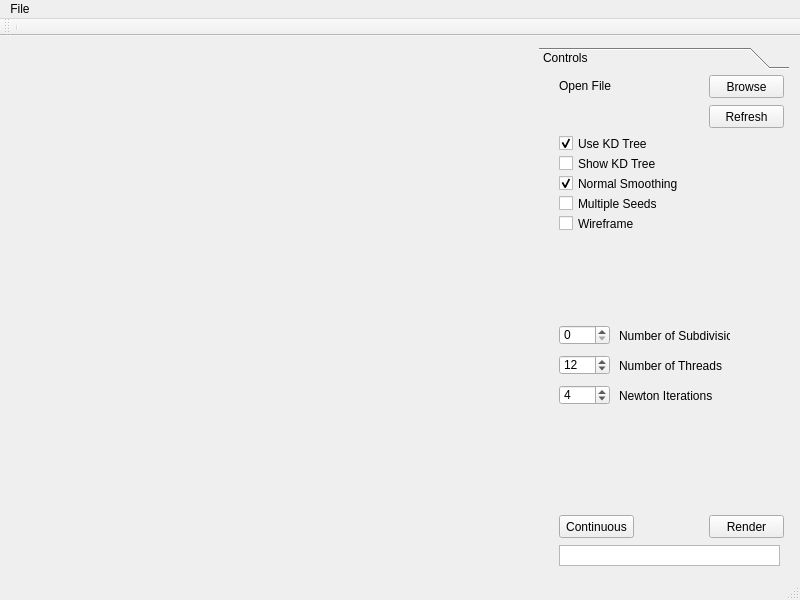
Old version of the form mainwindow.ui in the repository georgidunchev/RTBezie1.
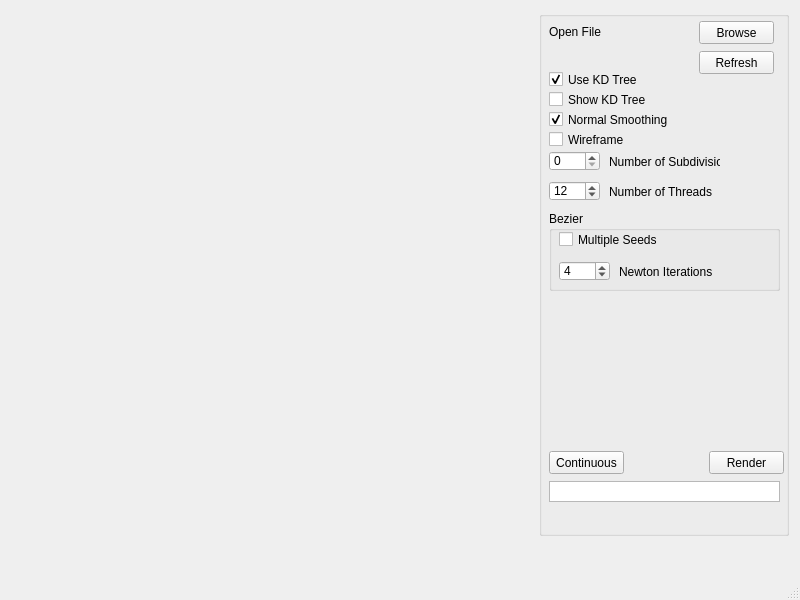
New version of the form. Custom widgets are drawn as their Qt base class.

```diff
--- a/mainwindow.ui
+++ b/mainwindow.ui
@@ -65,7 +65,7 @@
        </widget>
       </item>
       <item>
-       <widget class="QToolBox" name="toolBox">
+       <widget class="QGroupBox" name="groupBox">
         <property name="sizePolicy">
          <sizepolicy hsizetype="Fixed" vsizetype="Expanding">
           <horstretch>0</horstretch>
@@ -81,26 +81,11 @@
         <property name="layoutDirection">
          <enum>Qt::LeftToRight</enum>
         </property>
-        <property name="currentIndex">
-         <number>0</number>
-        </property>
-        <widget class="QWidget" name="Controls">
-         <property name="geometry">
-          <rect>
-           <x>0</x>
-           <y>0</y>
-           <width>250</width>
-           <height>500</height>
-          </rect>
-         </property>
-         <attribute name="label">
-          <string>Controls</string>
-         </attribute>
          <widget class="QPushButton" name="openMeshButton">
           <property name="geometry">
            <rect>
-            <x>170</x>
-            <y>0</y>
+           <x>160</x>
+           <y>10</y>
             <width>75</width>
             <height>23</height>
            </rect>
@@ -134,7 +119,7 @@
           </property>
           <property name="geometry">
            <rect>
-            <x>20</x>
+           <x>10</x>
             <y>440</y>
             <width>75</width>
             <height>23</height>
@@ -150,9 +135,9 @@
          <widget class="QTextBrowser" name="Output">
           <property name="geometry">
            <rect>
-            <x>20</x>
+           <x>10</x>
             <y>470</y>
-            <width>221</width>
+           <width>231</width>
             <height>21</height>
            </rect>
           </property>
@@ -166,8 +151,8 @@
          <widget class="QLabel" name="labelFileName">
           <property name="geometry">
            <rect>
-            <x>20</x>
-            <y>0</y>
+           <x>10</x>
+           <y>10</y>
             <width>141</width>
             <height>21</height>
            </rect>
@@ -179,8 +164,8 @@
          <widget class="QPushButton" name="butRefresh">
           <property name="geometry">
            <rect>
-            <x>170</x>
-            <y>30</y>
+           <x>160</x>
+           <y>40</y>
             <width>75</width>
             <height>23</height>
            </rect>
@@ -192,7 +177,7 @@
          <widget class="QCheckBox" name="UseKDTreeCheckbox">
           <property name="geometry">
            <rect>
-            <x>20</x>
+           <x>10</x>
             <y>60</y>
             <width>124</width>
             <height>17</height>
@@ -208,7 +193,7 @@
          <widget class="QCheckBox" name="NormalSmoothingCheckBox">
           <property name="geometry">
            <rect>
-            <x>20</x>
+           <x>10</x>
             <y>100</y>
             <width>167</width>
             <height>17</height>
@@ -230,8 +215,8 @@
          <widget class="QSpinBox" name="NumberOfSubdivisions">
           <property name="geometry">
            <rect>
-            <x>20</x>
-            <y>250</y>
+           <x>10</x>
+           <y>140</y>
             <width>51</width>
             <height>20</height>
            </rect>
@@ -240,8 +225,8 @@
          <widget class="QLabel" name="labelNofSubdivisions">
           <property name="geometry">
            <rect>
-            <x>80</x>
-            <y>250</y>
+           <x>70</x>
+           <y>140</y>
             <width>111</width>
             <height>21</height>
            </rect>
@@ -250,29 +235,10 @@
            <string>Number of Subdivisions</string>
           </property>
          </widget>
-         <widget class="QCheckBox" name="MultiSeedCheckBox">
-          <property name="geometry">
-           <rect>
-            <x>20</x>
-            <y>120</y>
-            <width>167</width>
-            <height>17</height>
-           </rect>
-          </property>
-          <property name="minimumSize">
-           <size>
-            <width>0</width>
-            <height>0</height>
-           </size>
-          </property>
-          <property name="text">
-           <string>Multiple Seeds</string>
-          </property>
-         </widget>
          <widget class="QCheckBox" name="ShowKDTreeCheckbox">
           <property name="geometry">
            <rect>
-            <x>20</x>
+           <x>10</x>
             <y>80</y>
             <width>124</width>
             <height>17</height>
@@ -285,8 +251,8 @@
          <widget class="QCheckBox" name="WireframeCheckBox">
           <property name="geometry">
            <rect>
-            <x>20</x>
-            <y>140</y>
+           <x>10</x>
+           <y>120</y>
             <width>167</width>
             <height>17</height>
            </rect>
@@ -304,8 +270,8 @@
          <widget class="QSpinBox" name="NofThreadsSpinBox">
           <property name="geometry">
            <rect>
-            <x>20</x>
-            <y>280</y>
+           <x>10</x>
+           <y>170</y>
             <width>51</width>
             <height>20</height>
            </rect>
@@ -320,8 +286,8 @@
          <widget class="QLabel" name="NofThreadsLabel">
           <property name="geometry">
            <rect>
-            <x>80</x>
-            <y>280</y>
+           <x>70</x>
+           <y>170</y>
             <width>111</width>
             <height>21</height>
            </rect>
@@ -330,11 +296,23 @@
            <string>Number of Threads</string>
           </property>
          </widget>
+        <widget class="QGroupBox" name="groupBox">
+         <property name="geometry">
+          <rect>
+           <x>10</x>
+           <y>200</y>
+           <width>231</width>
+           <height>80</height>
+          </rect>
+         </property>
+         <property name="title">
+          <string>Bezier</string>
+         </property>
          <widget class="QSpinBox" name="NofIterationsSpinBox">
           <property name="geometry">
            <rect>
-            <x>20</x>
-            <y>310</y>
+            <x>10</x>
+            <y>50</y>
             <width>51</width>
             <height>20</height>
            </rect>
@@ -352,8 +330,8 @@
          <widget class="QLabel" name="NewtonIterationsLabel">
           <property name="geometry">
            <rect>
-            <x>80</x>
-            <y>310</y>
+            <x>70</x>
+            <y>50</y>
             <width>111</width>
             <height>21</height>
            </rect>
@@ -362,37 +340,31 @@
            <string>Newton Iterations</string>
           </property>
          </widget>
-        </widget>
-       </widget>
-      </item>
-     </layout>
-    </item>
-   </layout>
-  </widget>
-  <widget class="QMenuBar" name="menuBar">
+         <widget class="QCheckBox" name="MultiSeedCheckBox">
    <property name="geometry">
     <rect>
-     <x>0</x>
-     <y>0</y>
-     <width>800</width>
-     <height>21</height>
-    </rect>
-   </property>
-   <widget class="QMenu" name="menuFiles">
-    <property name="title">
-     <string>File</string>
-    </property>
-   </widget>
-   <addaction name="menuFiles"/>
-  </widget>
-  <widget class="QToolBar" name="mainToolBar">
-   <attribute name="toolBarArea">
-    <enum>TopToolBarArea</enum>
-   </attribute>
-   <attribute name="toolBarBreak">
-    <bool>false</bool>
-   </attribute>
-   <addaction name="separator"/>
+            <x>10</x>
+            <y>20</y>
+            <width>167</width>
+            <height>17</height>
+           </rect>
+          </property>
+          <property name="minimumSize">
+           <size>
+            <width>0</width>
+            <height>0</height>
+           </size>
+          </property>
+          <property name="text">
+           <string>Multiple Seeds</string>
+          </property>
+         </widget>
+        </widget>
+       </widget>
+      </item>
+     </layout>
+    </item>
+   </layout>
   </widget>
   <widget class="QStatusBar" name="statusBar"/>
  </widget>
```
Lines whose indentation alone changed are shown as unchanged.
